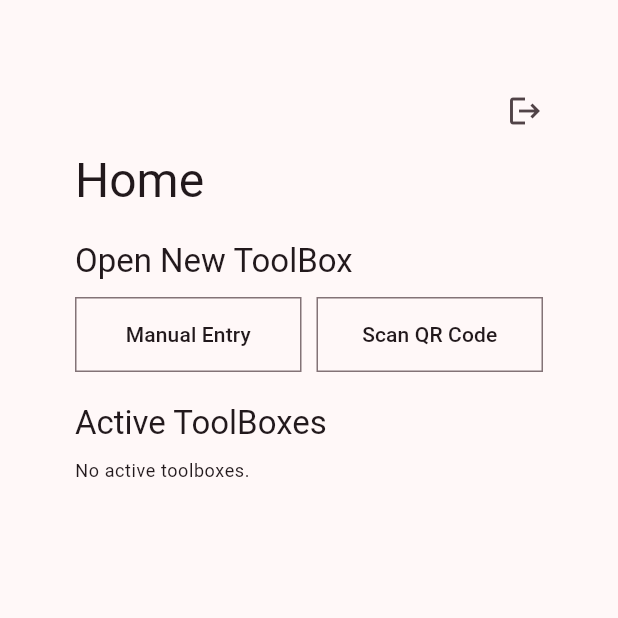
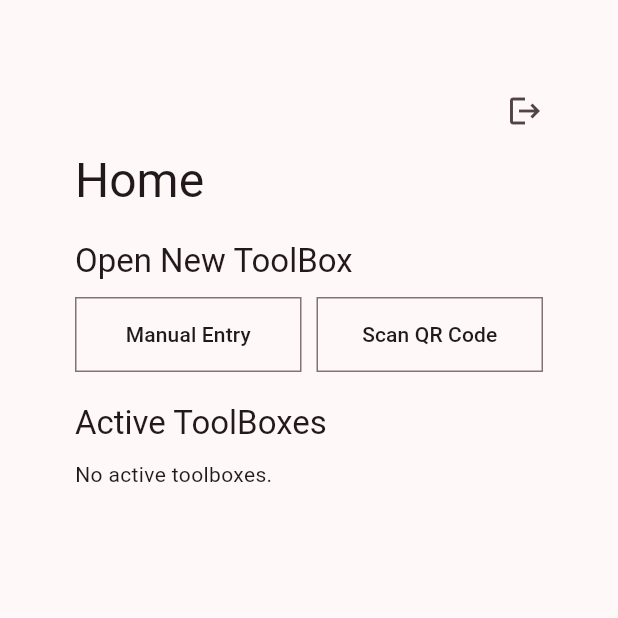
Before and after one commit to aryan-parcell/toolsight, a Flutter app: the Home screen opened by its route, on a phone screen of 412 x 824 dp, the top half of it. Run offline on Flutter 3.47's test engine with Material 3 defaults, Android fonts, the phone set to English and light mode, and no system bars; our stand-ins replace cloud_firestore, firebase_auth, firebase_core, firebase_storage, go_router, image_picker; missing offline and left inert: mobile_scanner; accounts and stored records are empty.

Commit message:
Minor update: Simplify error and loading UI code

```diff
--- a/lib/pages/home.dart
+++ b/lib/pages/home.dart
@@ -65,15 +65,9 @@ class _HomeState extends State<Home> {
                 StreamBuilder<QuerySnapshot>(
                   stream: _checkoutStream,
                   builder: (context, snapshot) {
-                    if (snapshot.connectionState == ConnectionState.waiting) {
-                      return const Center(child: CircularProgressIndicator());
-                    }
-                    if (snapshot.hasError) {
-                      return Text("Error loading toolboxes", style: Theme.of(context).textTheme.bodySmall);
-                    }
-                    if (!snapshot.hasData || snapshot.data!.docs.isEmpty) {
-                      return Text("No active toolboxes.", style: Theme.of(context).textTheme.bodySmall);
-                    }
+                    if (snapshot.connectionState == ConnectionState.waiting) return Center(child: CircularProgressIndicator());
+                    if (snapshot.hasError) return Text("Error loading toolboxes");
+                    if (!snapshot.hasData || snapshot.data!.docs.isEmpty) return Text("No active toolboxes.");
 
                     return ListView.separated(
                       padding: EdgeInsets.zero,
```
Also changed, not shown: lib/pages/drawer_capture.dart (+5 -12 lines), lib/pages/drawer_page.dart (+3 -9 lines), lib/pages/toolbox_page.dart (+5 -27 lines).
